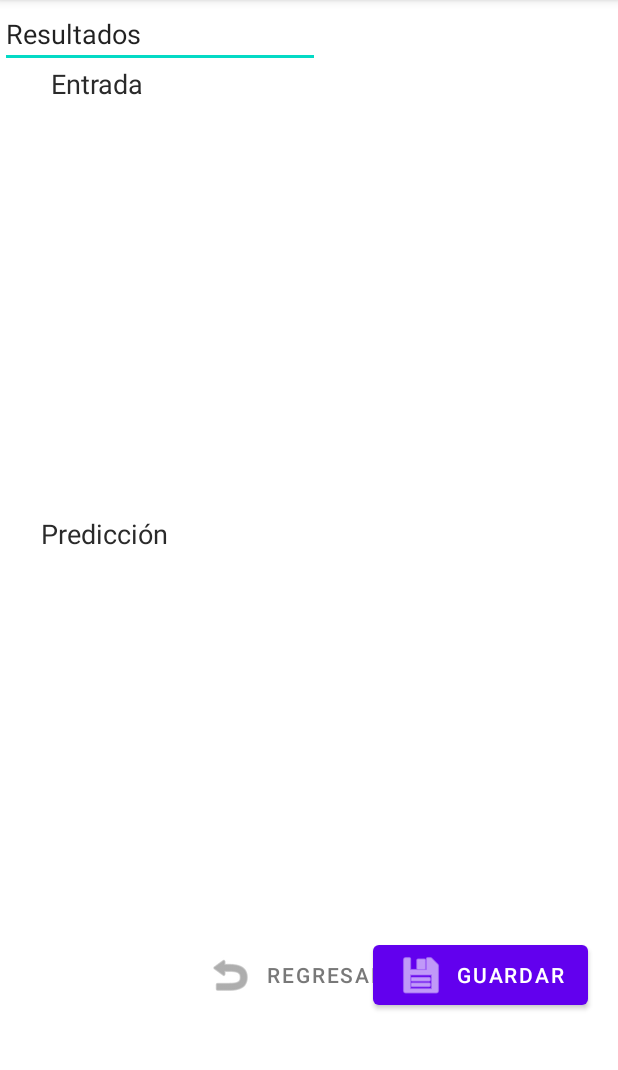
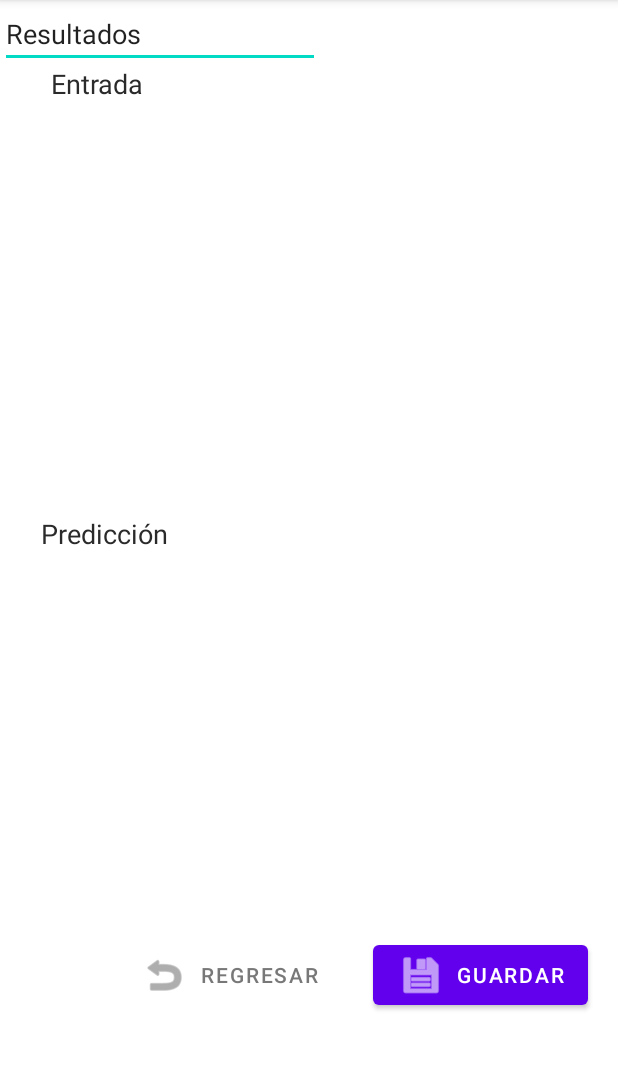
Before and after one commit to jmonrealr/Image-Segmentation-UPV, an Android app: the VisualizarFoto screen opened directly, with no data from a screen before it, after a tap on "CONTINUAR", on a phone screen of 412 x 824 dp, the part 84-1154 px from its top. Run offline under Robolectric (Android 15) with nearby library versions, the phone set to English and light mode, and no system bars; libraries missing offline, so code that uses them is left out: androidx.constraintlayout.motion, org.opencv.android, org.opencv.core, org.opencv.imgcodecs, org.opencv.imgproc; pictures from the network do not load; 3 statements that could not run were skipped.

Commit message:
Ya meritooo

```diff
--- a/app/src/main/java/com/jmonreal/segmentation/Kmeans.java
+++ b/app/src/main/java/com/jmonreal/segmentation/Kmeans.java
@@ -80,20 +80,23 @@ public class Kmeans {
         //Mat imagef = Imgcodecs.imread(this.image.toString()); //Aca uso el imageView pero no jala
         //Mat imagef = Imgcodecs.imread(this.bitmap.toString());
         //Mat imagef = Imgcodecs.imread(this.path.getPath()); //Aca uso el path pero no jala
-        //Mat imagef = Imgcodecs.imread(this.path.getPath()); //Aca uso el path pero no jala
         //System.out.println("Imagen seleccionada: "+ this.path.getPath());
         //rearrange data into a long vertical strip (to float, reshape channels into columns)
         //imagef.convertTo(imagef, CvType.CV_32F);
 
 
-        this.image.invalidate();
+        /*this.image.invalidate();
         BitmapDrawable drawable = (BitmapDrawable) this.image.getDrawable();
         Bitmap btm = drawable.getBitmap();
-        Mat imagef = new Mat (btm.getHeight(),  btm.getWidth(), CvType.CV_8UC3);
+        Mat imagef = new Mat (btm.getHeight(),  btm.getWidth(), CvType.CV_8UC3);*/
 
-        /*Mat imagef = new Mat();
+        BitmapDrawable drawable = (BitmapDrawable) this.image.getDrawable();
+        Bitmap btm = drawable.getBitmap();
+
+        Mat imagef = new Mat();
         Bitmap bmp32 = btm.copy(Bitmap.Config.ARGB_8888, true);
-        Utils.bitmapToMat(bmp32, imagef);*/
+        Utils.bitmapToMat(bmp32, imagef);
+
         System.out.println(  "image base"+ imagef);
         imagef.convertTo(imagef, CvType.CV_32F);
         Mat data = imagef.reshape(1, (int) imagef.total());
@@ -107,24 +110,21 @@ public class Kmeans {
             Mat centers = new Mat();
             double compactness = Core.kmeans(data, this.K, label, criteria, attempts, flags, centers);
             /*Mat*/ draw = new Mat( (int) imagef.total(), 1, CvType.CV_32FC3);
+            //Mat colors = centers.reshape(3, K);
             System.out.println(centers.toString());
-            Mat colors = centers.reshape(3, K);
             for (int i = 0; i < K; i++) {
                 Mat mask = new Mat(); // mas for each cluster label
                 Core.compare(label, new Scalar(i), mask, Core.CMP_EQ);
-                Mat col = colors.row(i);
-                double d[] = col.get(0, 0);
-                draw.setTo(new Scalar(d[0], d[1], d[2]), mask);
+                //Mat col = colors.row(i);
+                //double d[] = col.get(0, 0);
+                //draw.setTo(new Scalar(d[0], d[1], d[2]), mask);
                 Mat draw2 = draw;
                 draw2 = draw.reshape(3, imagef.rows());
                 draw2.convertTo(draw2, CvType.CV_8UC3);
                 Imgcodecs.imwrite(directory + "testing_" + i + ".jpg", draw2);
             }
             draw = draw.reshape(3, imagef.rows());
-            draw.convertTo(draw, CvType.CV_8UC3);
-            System.out.println(draw);
-            Imgcodecs.imwrite("final.jpg", draw);
-            System.out.println(Imgcodecs.class.getResource("/"));
+            draw.convertTo(draw, CvType.CV_8U);
             Imgcodecs.imwrite(directory + "final" + ".jpg", draw);
             System.out.println("======Salida: "+directory + "final" + ".jpg");
         }else {
--- a/app/src/main/java/com/jmonreal/segmentation/Resultados.java
+++ b/app/src/main/java/com/jmonreal/segmentation/Resultados.java
@@ -4,9 +4,19 @@ import android.content.Intent;
 import android.graphics.Bitmap;
 import android.net.Uri;
 import android.os.Bundle;
+import android.os.Environment;
+import android.util.Log;
 import android.view.View;
 import android.widget.ImageView;
+import android.widget.Toast;
 import androidx.appcompat.app.AppCompatActivity;
+
+import java.io.File;
+import java.io.FileNotFoundException;
+import java.io.FileOutputStream;
+import java.io.IOException;
+
+import static androidx.constraintlayout.motion.utils.Oscillator.TAG;
 
 /**
  * Muestra la imagen segmentada por KMeans
@@ -18,7 +28,18 @@ public class Resultados extends AppCompatActivity {
     private static Uri path;
     private static Bitmap imgRecibida = null;
     private static Bitmap resultado = null;
+    private static int TOMAR_FOTO;
+    private static int SELECCIONAR_FOTO;
+    FileOutputStream outStream = null;
 
+    public static void setTomarFoto(){
+        TOMAR_FOTO = 1;
+        SELECCIONAR_FOTO = 0;
+    }
+    public static void setSeleccionarFoto(){
+        SELECCIONAR_FOTO = 1;
+        TOMAR_FOTO = 0;
+    }
     /**
      * Almacena la fotografia en esta actividad
      * @param img Fotografia
@@ -52,14 +73,17 @@ public class Resultados extends AppCompatActivity {
      */
     @Override
     protected void onCreate(Bundle savedInstanceState){
+
+
+
         super.onCreate(savedInstanceState);
         setContentView(R.layout.resultados);
         imgInput = findViewById(R.id.imgInput);
-        if(imgRecibida != null) {
+        if(TOMAR_FOTO == 1) {
             imgInput.setImageBitmap(imgRecibida);
             imgInput.refreshDrawableState();
         }
-        else{
+        else if(SELECCIONAR_FOTO == 1){
             imgInput.setImageURI(path);
         }
         imgPrediccion = findViewById(R.id.imgPrediccion);
@@ -71,21 +95,69 @@ public class Resultados extends AppCompatActivity {
      * Permite almacenar la imagen segmentada y volver al inicio de la aplicación
      * @param view
      */
-    public void onClick(View view){
+    public void onClick(View view) throws IOException {
         Intent cambiarVista = null;
 
-        System.out.println(view.getId());
+        System.out.println("ID: "+view.getId());
 
         switch (view.getId()){
             case R.id.btnAtras:
+                System.out.println("Clickkkk salirrr");
                 cambiarVista = new Intent(Resultados.this, MainActivity.class);
                 startActivity(cambiarVista);
                 break;
-            case R.id.btnSiguiente:
+            case R.id.btnGuardar:
                 imgPrediccion.setImageBitmap(imgRecibida);
-                //imgPrediccion.setImageBitmap(resultado);
                 imgPrediccion.refreshDrawableState();
+                grabar();
                 break;
         }
     }
+
+
+
+    public void grabar() throws IOException {
+        File filepath = Environment.getExternalStorageDirectory();
+        File dir = new File(filepath.getAbsolutePath());
+        System.out.println("ruta: "+filepath.getAbsolutePath());
+
+        File file = new File(dir, System.currentTimeMillis()+".jpg");
+        System.out.println("Nombre: "+System.currentTimeMillis()+".jpg");
+
+        try{
+            outStream = new FileOutputStream(file);
+        }catch(FileNotFoundException e){
+            e.printStackTrace();
+        }
+        this.imgRecibida.compress(Bitmap.CompressFormat.JPEG, 100, outStream);
+        outStream.flush();
+        outStream.close();
+
+
+// Write to SD Card
+        /*try {
+            File sdCard = Environment.getExternalStorageDirectory();
+            File dir = new File(sdCard.getAbsolutePath() + "/KMeans");
+            dir.mkdirs();
+
+            System.out.println("ruta: "+sdCard.getAbsolutePath());
+            String fileName = String.format("%d.jpg", System.currentTimeMillis());
+            File outFile = new File(dir, fileName);
+
+            outStream = new FileOutputStream(outFile);
+            this.resultado.compress(Bitmap.CompressFormat.JPEG, 100, outStream);
+            outStream.flush();
+            outStream.close();
+
+            Log.d(TAG, "onPictureTaken - wrote to " + outFile.getAbsolutePath());
+
+        } catch (FileNotFoundException e) {
+            System.out.println("FNF");
+            e.printStackTrace();
+        } catch (IOException e) {
+            e.printStackTrace();
+        } finally {
+
+        }*/
+    }
 }
--- a/app/src/main/res/layout/resultados.xml
+++ b/app/src/main/res/layout/resultados.xml
@@ -33,14 +33,14 @@
             android:textColor="#C14C4C4C" app:iconTint="#C14C4C4C" android:background="#00FFFFFF"
             tools:ignore="MissingConstraints"
             app:layout_constraintEnd_toEndOf="parent"
-            android:layout_marginEnd="140dp"
+            android:layout_marginEnd="184dp"
             android:onClick="onClick" tools:text="Regresar" app:layout_constraintBottom_toBottomOf="parent"
             android:layout_marginBottom="92dp" android:text="Regresar"/>
     <Button
             android:text="Guardar"
             android:layout_width="wrap_content"
             android:layout_height="wrap_content" android:id="@+id/btnGuardar"
-            app:icon="@android:drawable/ic_menu_save"
+            android:onClick="onClick" app:icon="@android:drawable/ic_menu_save"
             tools:ignore="MissingConstraints" app:iconTint="#FFFFFF" android:gravity="center_horizontal|center_vertical"
             app:layout_constraintEnd_toEndOf="parent"
             android:layout_marginEnd="20dp" app:layout_constraintBottom_toBottomOf="parent"
--- a/app/src/main/res/values/ids.xml
+++ b/app/src/main/res/values/ids.xml
@@ -2,4 +2,5 @@
 <resources>
     <item name="btnSiguiente" type="id"/>
     <item name="btnAtras" type="id" />
+    <item name="btnGuardar" type="id"/>
 </resources>
```
Also changed, not shown: app/src/main/java/com/jmonreal/segmentation/VisualizarFoto.java (+6 -4 lines).
